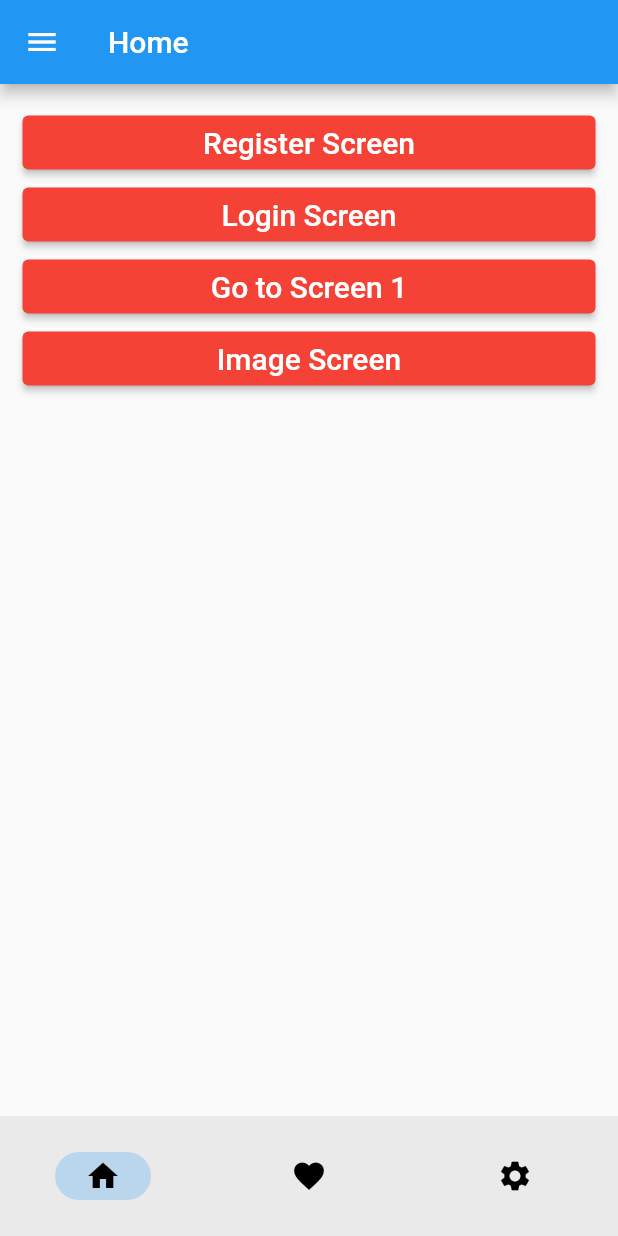
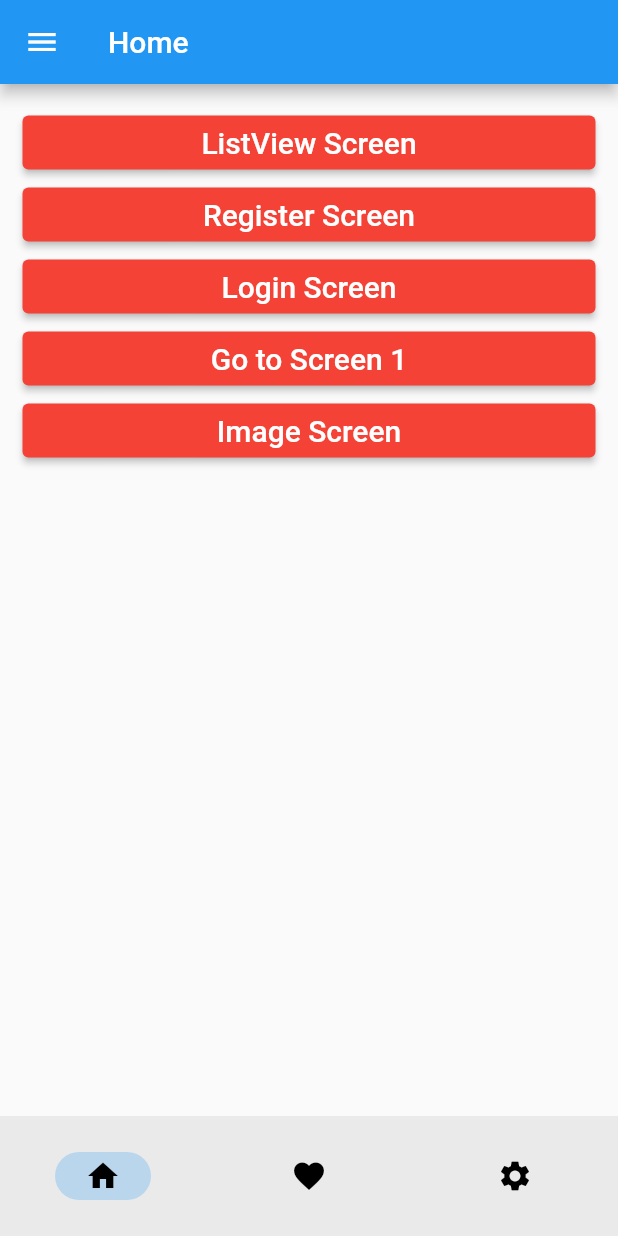
Before and after one commit to devatulparmar/march25batch6pm, a Flutter app: the screen it shows after launch, on a phone screen of 412 x 824 dp. Run offline on Flutter 3.47's test engine with Material 2 defaults, Android fonts, the phone set to English and light mode, and no system bars; our stand-ins replace bloc, cached_network_image, flutter_bloc, image_picker, intl_phone_field, shared_preferences.

```diff
--- a/lib/home_screen.dart
+++ b/lib/home_screen.dart
@@ -218,6 +218,21 @@ class _HomeScreenState extends State<HomeScreen> {
           children: [
             ElevatedButton(
               onPressed: () {
+                Navigator.pushNamed(context, routeListviewScreen);
+              },
+              style: ElevatedButton.styleFrom(
+                backgroundColor: Colors.red,
+              ),
+              child: const Text(
+                "ListView Screen",
+                style: TextStyle(
+                  fontSize: 20,
+                  color: Colors.white,
+                ),
+              ),
+            ),
+            ElevatedButton(
+              onPressed: () {
                 Navigator.pushNamed(context, routeRegisterScreen);
               },
               style: ElevatedButton.styleFrom(
--- a/lib/utils/const.dart
+++ b/lib/utils/const.dart
@@ -3,3 +3,5 @@ import 'dart:ui';
 
 const String imgBirdImage = "images/img1.jpeg";
 const String prefLogin ="isLogin";
+
+const int internalServerErrorCode = 500;
--- a/lib/utils/routes.dart
+++ b/lib/utils/routes.dart
@@ -1,6 +1,7 @@
 import 'package:flutter_bloc/flutter_bloc.dart';
 import 'package:march25batch6pm/bottom_nav_screen.dart';
 import 'package:march25batch6pm/home_screen.dart';
+import 'package:march25batch6pm/listview_screen.dart';
 import 'package:march25batch6pm/login/login_bloc.dart';
 import 'package:march25batch6pm/login_screen.dart';
 import 'package:march25batch6pm/register_screen.dart';
@@ -13,7 +14,6 @@ import 'package:march25batch6pm/utils/routes_const.dart';
 import 'package:flutter/material.dart';
 
 class MyRoutes {
-
   final LoginBloc _loginPageBloc = LoginBloc();
   static Route onGenerate(RouteSettings settingObject) {
     // if (settingObject.name == routeHomeScreen) {
@@ -86,16 +86,19 @@ class MyRoutes {
     }
   }
 
-  Route onNestedGenerate(RouteSettings settings){
+  Route onNestedGenerate(RouteSettings settings) {
     late Widget widget;
-    switch(settings.name){
+    switch (settings.name) {
       case "/":
         widget = const HomeScreen();
         break;
       case routeRegisterScreen:
         widget = const RegisterScreen();
         break;
-        case routeLoginScreen:
+      case routeListviewScreen:
+        widget = const ListviewScreen();
+        break;
+      case routeLoginScreen:
         widget = BlocProvider<LoginBloc>.value(
           value: _loginPageBloc,
           child: const LoginScreen(),
--- a/lib/utils/routes_const.dart
+++ b/lib/utils/routes_const.dart
@@ -7,3 +7,4 @@ const String routeScreen4 = "routeScreen4";
 const String routeScreen5 = "routeScreen5";
 const String routeLoginScreen = "routeLoginScreen";
 const String routeRegisterScreen = "RegisterScreen";
+const String routeListviewScreen = "ListviewScreen";
--- a/pubspec.yaml
+++ b/pubspec.yaml
@@ -42,6 +42,7 @@ dependencies:
   shared_preferences: ^2.2.0
   bloc: ^7.2.0
   flutter_bloc: ^7.0.0
+  http: ^0.13.6
 
 dev_dependencies:
   flutter_test:
```
Also changed, not shown: lib/listview_screen.dart (+12 -0 lines), pubspec.lock.
